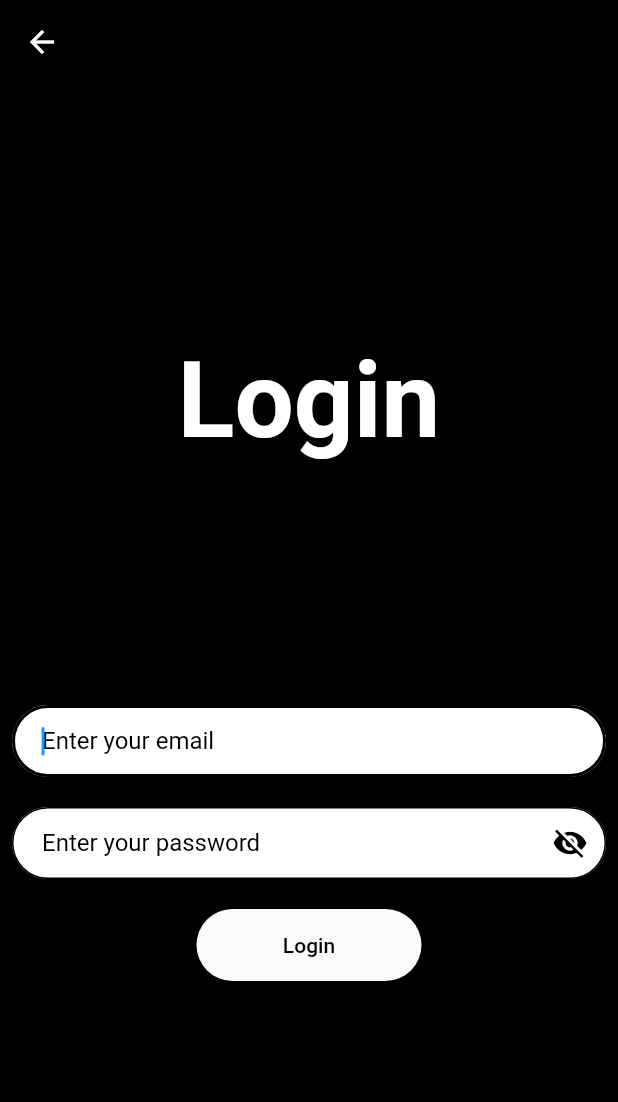
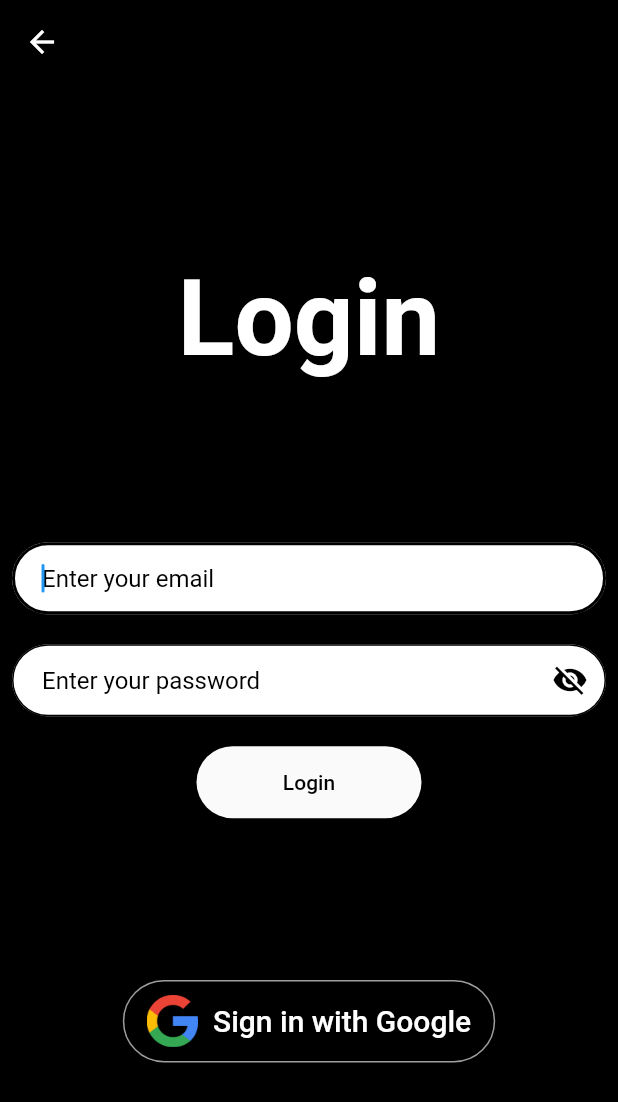
Before and after one commit to IEEE-VIT/invento, a Flutter app: the LoginScreen screen opened by its route, on a phone screen of 412 x 824 dp. Shown: the top 1102 px of the screen. Run offline on Flutter 3.47's test engine with Material 2 defaults, Android fonts, the phone set to English and light mode, and no system bars; our stand-ins replace animated_text_kit, cloud_firestore, connectivity, firebase_auth, google_sign_in, modal_progress_hud and 1 more; accounts and stored records are empty.

Commit message:
Google Sign in implemented

```diff
--- a/lib/Helpers/drawer.dart
+++ b/lib/Helpers/drawer.dart
@@ -1,5 +1,6 @@
 import 'package:flutter/material.dart';
 import 'package:flutter/services.dart';
+import 'package:invento/Helpers/google_sign_in.dart';
 import 'package:invento/screens/login_screen.dart';
 import 'package:invento/screens/profile_page.dart';
 import 'package:page_transition/page_transition.dart';
@@ -129,9 +130,10 @@ Drawer buildDrawerUser(BuildContext context) {
         ListTile(
           leading: Icon(Icons.exit_to_app),
           title: Text('Logout'),
-          onTap: () {
+          onTap: ()async {
             Navigator.push(context, PageTransition(child: LoginScreen(), type: PageTransitionType.rightToLeft));
             FirebaseAuth.instance.signOut();
+            await googleSignIn.signOut();
           },
         )
 
--- a/lib/screens/login_screen.dart
+++ b/lib/screens/login_screen.dart
@@ -9,6 +9,7 @@ import 'package:page_transition/page_transition.dart';
 import 'inventory_page.dart';
 import 'package:cloud_firestore/cloud_firestore.dart';
 import 'dart:io';
+import 'package:invento/Helpers/google_sign_in.dart';
 class LoginScreen extends StatefulWidget {
   final List admins = [];
 
@@ -18,6 +19,8 @@ class LoginScreen extends StatefulWidget {
 
 class _LoginScreenState extends State<LoginScreen> {
   bool passwordVisible;
+  Map<String, dynamic> _profile;
+  bool _loading = false;
   @override
   void initState() {
     super.initState();
@@ -241,6 +244,7 @@ class _LoginScreenState extends State<LoginScreen> {
                     ),
                   ],
                 ),
+                _signInButton(context),
 
               ],
             ),
@@ -250,3 +254,36 @@ class _LoginScreenState extends State<LoginScreen> {
     );
   }
 }
+
+Widget _signInButton(BuildContext context) {
+  return OutlineButton(
+    splashColor: Colors.grey,
+    onPressed: () async{
+      await signInWithGoogle();
+      Navigator.push(context, PageTransition(child: InventoryPage(), type: PageTransitionType.rightToLeft));
+    },
+    shape: RoundedRectangleBorder(borderRadius: BorderRadius.circular(40)),
+    highlightElevation: 0,
+    borderSide: BorderSide(color: Colors.grey),
+    child: Padding(
+      padding: const EdgeInsets.fromLTRB(0, 10, 0, 10),
+      child: Row(
+        mainAxisSize: MainAxisSize.min,
+        mainAxisAlignment: MainAxisAlignment.center,
+        children: <Widget>[
+          Image(image: AssetImage("images/google_logo.png"), height: 35.0),
+          Padding(
+            padding: const EdgeInsets.only(left: 10),
+            child: Text(
+              'Sign in with Google',
+              style: TextStyle(
+                fontSize: 20,
+                color: Colors.white,
+              ),
+            ),
+          )
+        ],
+      ),
+    ),
+  );
+}
--- a/pubspec.yaml
+++ b/pubspec.yaml
@@ -30,6 +30,8 @@ dependencies:
   intl: ^0.16.1
   connectivity: ^0.4.8+2
   provider: ^4.0.4
+  google_sign_in: ^4.4.0
+  rxdart: ^0.20.0
 
 
 
```
Also changed, not shown: lib/Helpers/google_sign_in.dart (+41 -0 lines), lib/screens/profile_page.dart (+6 -5 lines), images/google_logo.png (added), pubspec.lock, 1 other file.
